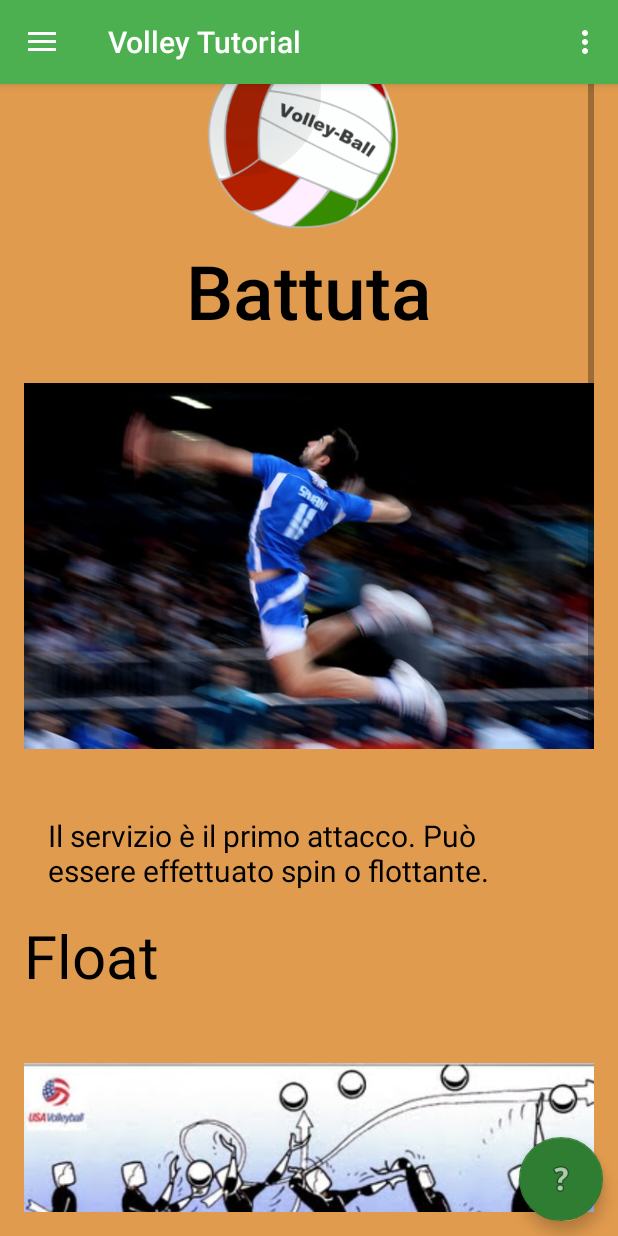
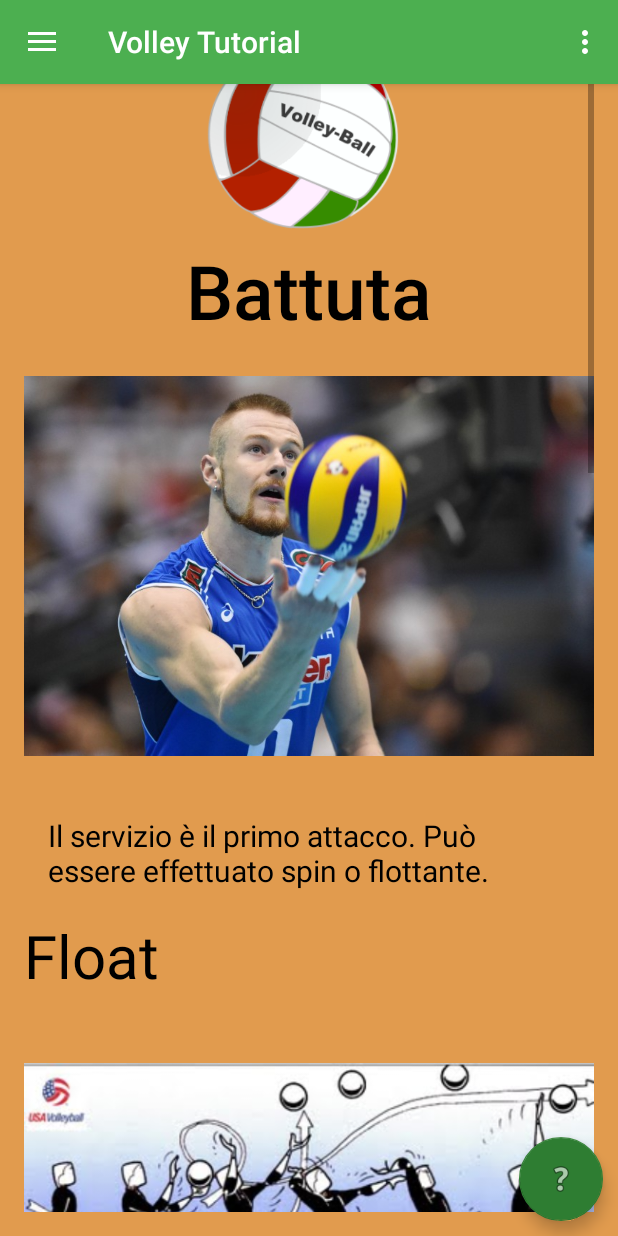
Before and after one commit to giuseppe-nesca/VolleyTutorial, an Android app: the screen it shows after launch (MainActivity), in the side drawer, after a tap on "Servizio", on a phone screen of 412 x 824 dp. Run offline under Robolectric (Android 15) with nearby library versions, the phone set to English and light mode, and no system bars.

Commit message:
1.0 finished

```diff
--- a/app/src/main/res/layout/content_serv.xml
+++ b/app/src/main/res/layout/content_serv.xml
@@ -17,7 +17,7 @@
 
 
     <ScrollView
-        android:id="@+id/scrollServ"
+        android:id="@+id/servContent"
         android:layout_width="match_parent"
         android:layout_height="wrap_content">
 
@@ -43,7 +43,7 @@
             <ImageView
                 android:layout_width="match_parent"
                 android:layout_height="300dp"
-                android:src="@drawable/savaniserv"/>
+                android:src="@drawable/zarserv"/>
 
             <TextView
                 android:id="@+id/servMainSpieg"
@@ -61,6 +61,18 @@
                 style="@style/spiegazioneStyle"
                 android:id="@+id/servFloatSpieg"
                 android:text="@string/servFloatSpieg"/>
+            <TextView
+                style="@style/subTitleStyle"
+                android:id="@+id/servSpinTitle"
+                android:text="@string/servSpinTitle" />
+            <ImageView
+                android:layout_width="match_parent"
+                android:layout_height="300dp"
+                android:src="@drawable/savaniserv"
+                />
+            <TextView
+                style="@style/spiegazioneStyle"
+                android:text="@string/servSpinSpieg" />
         </LinearLayout>
     </ScrollView>
 
--- a/app/src/main/res/layout/nav_header_main.xml
+++ b/app/src/main/res/layout/nav_header_main.xml
@@ -23,7 +23,8 @@
         android:layout_height="wrap_content"
         android:paddingTop="@dimen/nav_header_vertical_spacing"
         android:text="@string/app_name"
-        android:textAppearance="@style/TextAppearance.AppCompat.Body1" />
+        android:textAppearance="@style/TextAppearance.AppCompat.Body1"
+        android:onClick="returntomainview"/>
 
     <TextView
         android:id="@+id/textView"
--- a/app/src/main/res/menu/main5.xml
+++ b/app/src/main/res/menu/main5.xml
@@ -2,13 +2,13 @@
 <menu xmlns:android="http://schemas.android.com/apk/res/android"
     xmlns:app="http://schemas.android.com/apk/res-auto">
     <item
-        android:id="@+id/action_scrollRicezione"
+        android:id="@+id/action_scrollFloat"
         android:orderInCategory="100"
-        android:title="Tecnica"
+        android:title="Float"
         app:showAsAction="never" />
     <item
-        android:id="@+id/action_scrollDifesa"
+        android:id="@+id/action_scrollSpin"
         android:orderInCategory="100"
-        android:title="Strategie"
+        android:title="Spin"
         app:showAsAction="never"/>
 </menu>
--- a/app/src/main/res/values/strings.xml
+++ b/app/src/main/res/values/strings.xml
@@ -101,4 +101,10 @@
     l\'efficacia del colpo. La float consiste nel colpire la palla nel centro con il palmo della mano e bloccare il braccio all\'estensione senza proseguire il movimento.
     In questo modo la palla non ha spin e la traiettoria tenderà a chiudersi molto velocemente mettendo in difficoltà
      i ricettori avversari.</string>
+    <string name="servSpinTitle">Spin</string>
+    <string name="servSpinSpieg">La battuta spin è basata sulla potenza di tiro. Anche ad alti livelli è utilizzata solo da giocatori che fanno della
+    potenza d\'attacco il loro punto forte. Difficile dare una direzinoe precisa alla palla e non importa: spesso infatti
+    si mira al centro del campo. Quello che conta è mettere la palla nel campo avversario in maniera molto forte, senza sbagliare ovviamente!\n
+    La tecnica è molto simile a quella dell\'attacco cambia la distanza da rete (quindi non si può chiudere molto la palla col polso) e il gesto dell\'auto-alzata che
+    è fondamentale effettuare bene perchè condiziona tutto il resto del gesto tecnico.</string>
 </resources>
```
Also changed, not shown: app/src/main/java/nesca/giuseppe/volleytutorial/MainActivity.java (+19 -0 lines), app/src/main/res/drawable/zarserv.jpg (added).
